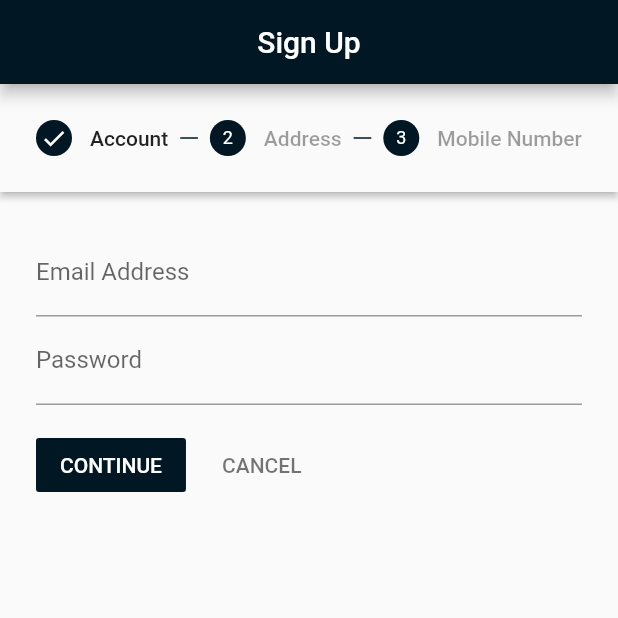
After one commit to muzammilS007/instagram, a Flutter app: the SignUpScreen screen opened directly, on a phone screen of 412 x 824 dp, the top half of it. The commit adds this screen. Run offline on Flutter 3.47's test engine with Material 2 defaults, Android fonts, the phone set to English and light mode, and no system bars; our stand-ins replace flutter_svg, get, persistent_bottom_nav_bar, photo_view, responsive_framework, shared_preferences and 1 more; accounts and stored records are empty.

Commit message:
sign up screen added

```diff
--- /dev/null
+++ b/lib/ui/signup/sign_up_screen.dart
@@ -0,0 +1,89 @@
+import 'package:flutter/material.dart';
+import 'package:instagram/ui/signup/sign_up_viewmodel.dart';
+import 'package:stacked/stacked.dart';
+
+class SignUpScreen extends StatelessWidget {
+  final signupviewmodel = SignUpViewModel();
+   SignUpScreen({Key key}) : super(key: key);
+ final StepperType stepperType = StepperType.vertical;
+
+  @override
+  Widget build(BuildContext context) {
+    return ViewModelBuilder<SignUpViewModel>.reactive(viewModelBuilder: ()=>SignUpViewModel(), builder: (context,viewmodel,child){
+      return   Scaffold(
+        appBar: AppBar(
+          automaticallyImplyLeading: false,
+          title: Text('Sign Up'),
+          centerTitle: true,
+        ),
+        body:  Container(
+          child: Column(
+            children: [
+              Expanded(
+                child: Stepper(
+                  type: StepperType.horizontal,
+                  physics: ScrollPhysics(),
+                  currentStep: viewmodel.currentStep,
+                  onStepTapped: (step) => viewmodel.tapped(step),
+                  onStepContinue:  viewmodel.continued,
+                  onStepCancel: viewmodel.cancel,
+                  steps: <Step>[
+                    Step(
+                      title: new Text('Account'),
+                      content: Column(
+                        children: <Widget>[
+                          TextFormField(
+                            decoration: InputDecoration(labelText: 'Email Address'),
+                          ),
+                          TextFormField(
+                            decoration: InputDecoration(labelText: 'Password'),
+                          ),
+                        ],
+                      ),
+                      isActive: viewmodel.currentStep >= 0,
+                      state: viewmodel.currentStep >= 0 ?
+                      StepState.complete : StepState.disabled,
+                    ),
+                    Step(
+                      title: new Text('Address'),
+                      content: Column(
+                        children: <Widget>[
+                          TextFormField(
+                            decoration: InputDecoration(labelText: 'Home Address'),
+                          ),
+                          TextFormField(
+                            decoration: InputDecoration(labelText: 'Postcode'),
+                          ),
+                        ],
+                      ),
+                      isActive: viewmodel.currentStep >= 0,
+                      state: viewmodel.currentStep >= 1 ?
+                      StepState.complete : StepState.disabled,
+                    ),
+                    Step(
+                      title: new Text('Mobile Number'),
+                      content: Column(
+                        children: <Widget>[
+                          TextFormField(
+                            decoration: InputDecoration(labelText: 'Mobile Number'),
+                          ),
+                        ],
+                      ),
+                      isActive:viewmodel.currentStep >= 0,
+                      state: viewmodel.currentStep >= 2 ?
+                      StepState.complete : StepState.disabled,
+                    ),
+                  ],
+                ),
+              ),
+            ],
+          ),
+        ),
+
+
+      );
+    });
+  }
+
+
+}
--- /dev/null
+++ b/lib/ui/signup/sign_up_viewmodel.dart
@@ -0,0 +1,18 @@
+import 'package:flutter/material.dart';
+
+class SignUpViewModel with ChangeNotifier{
+  int currentStep = 0;
+
+  tapped(int step){
+    currentStep = step;
+     notifyListeners();
+  }
+
+  continued(){
+    currentStep < 2 ? currentStep += 1: null;
+    notifyListeners();
+  }
+  cancel(){
+    currentStep > 0 ?  currentStep -= 1 : null;
+  }
+}
```
Also changed, not shown: lib/ui/home/home_screen.dart (+0 -95 lines), lib/ui/login/login_screen.dart (+12 -5 lines).
